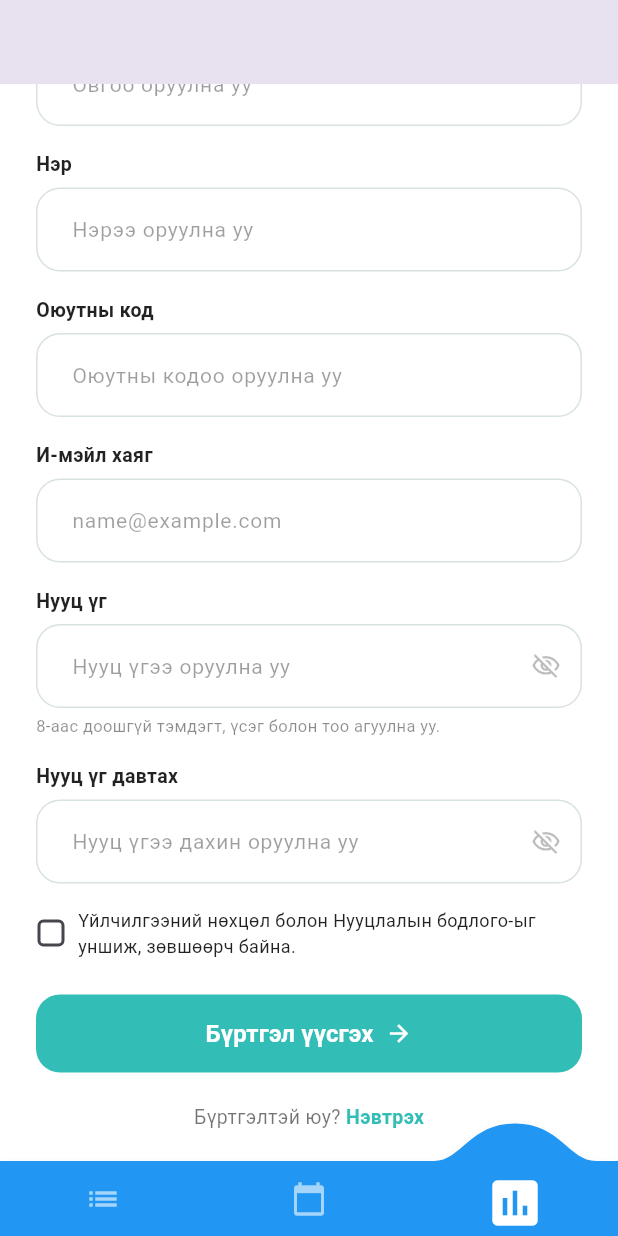
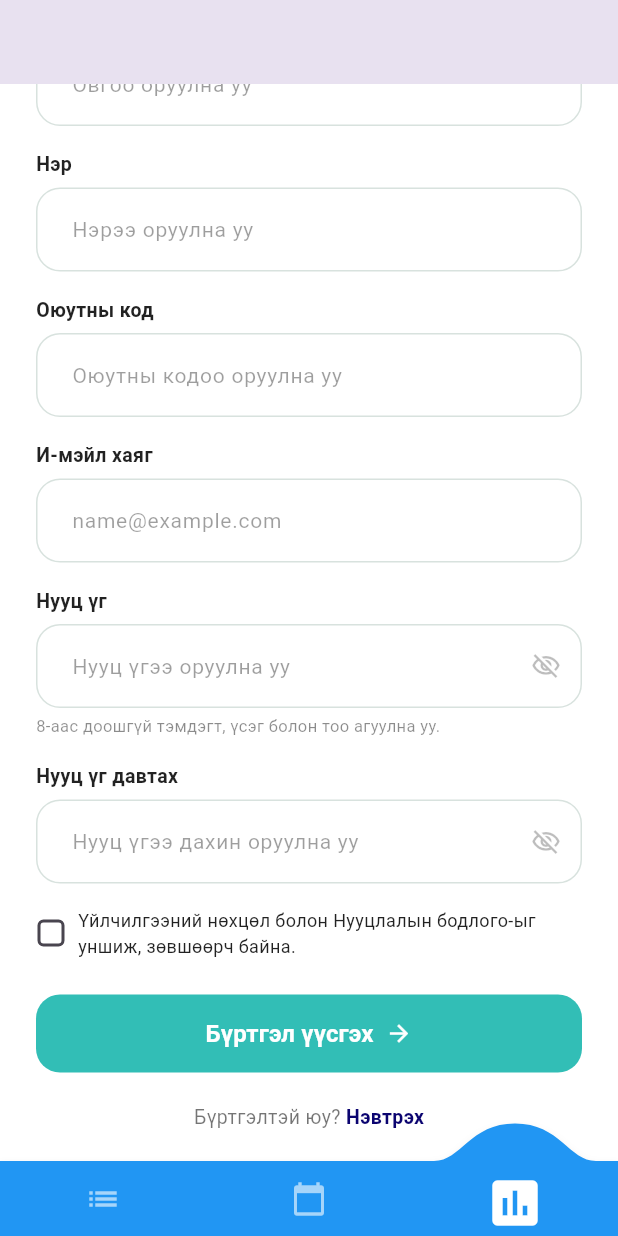
Before and after one commit to khhngrzul/Online-, a Flutter app: the screen it shows after launch, item 3 of the bottom bar chosen, scrolled down 160 dp, on a phone screen of 412 x 824 dp. Run offline on Flutter 3.47's test engine with Material 3 defaults, Android fonts, the phone set to English and light mode, and no system bars; drawn by our look-alikes of convex_bottom_bar; network calls fail.

Commit message:
Update register.dart

```diff
--- a/flutter/lib/register.dart
+++ b/flutter/lib/register.dart
@@ -331,7 +331,7 @@ class _SchoolRegisterScreenState extends State<SchoolRegisterScreen> {
                             style: TextStyle(
                               fontSize: 13,
                               fontWeight: FontWeight.bold,
-                              color: Color(0xFF32BEB6),
+                              color: Color.fromARGB(255, 11, 4, 112),
                             ),
                           ),
                         ),
```
